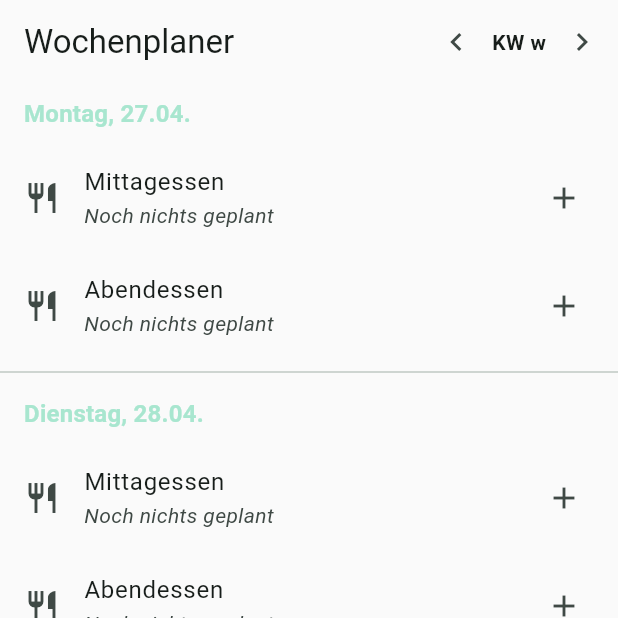
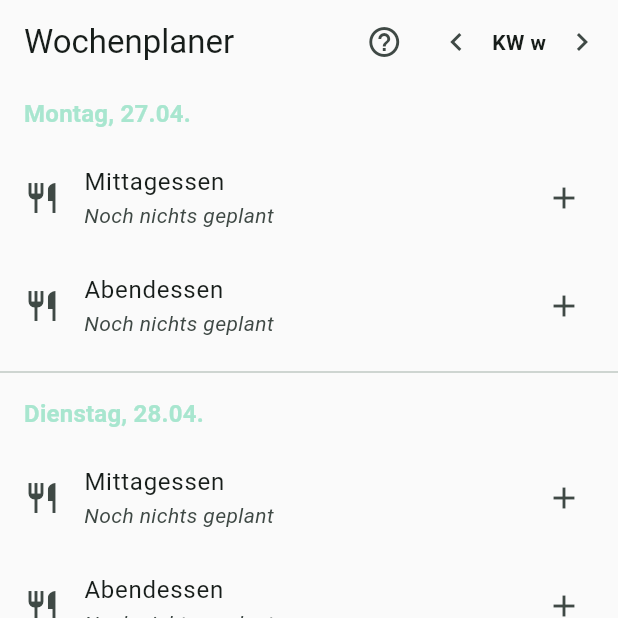
Before and after one commit to violen/prospekt-essens-planer, a Flutter app: the screen it shows after launch, after a tap on the "chevron left" icon, on a phone screen of 412 x 824 dp, the top half of it. Run offline on Flutter 3.47's test engine with Material 3 defaults, Android fonts, the phone set to English and light mode, and no system bars; our stand-ins replace drift, file_picker, flutter_riverpod, image_picker, shared_preferences, shimmer; missing offline and left inert: google_mlkit_text_recognition, string_similarity, tutorial_coach_mark; accounts and stored records are empty; generated files the repository leaves out were written again.

Commit message:
feat(tutorial): implement interactive onboarding and tutorial with replay mechanism
- Integrated tutorial_coach_mark for guided feature tour.
- Integrated shared_preferences for first-launch persistence.
- Added PreferencesService and TutorialController.
- Refactored MainNavigationShell to trigger tutorial on first start.
- Added help button in WeeklyPlannerPage to manualy restart tutorial.
- Localized all tutorial strings.

```diff
--- /dev/null
+++ b/apps/prospekt_essens_planer/lib/core/presentation/controllers/tutorial_controller.dart
@@ -0,0 +1,45 @@
+import 'package:flutter_riverpod/flutter_riverpod.dart';
+import '../../services/preferences_service.dart';
+
+class TutorialState {
+  final bool showTutorial;
+
+  TutorialState({this.showTutorial = false});
+
+  TutorialState copyWith({bool? showTutorial}) {
+    return TutorialState(showTutorial: showTutorial ?? this.showTutorial);
+  }
+}
+
+final tutorialControllerProvider = StateNotifierProvider<TutorialController, TutorialState>((ref) {
+  final prefsService = ref.watch(preferencesServiceProvider);
+  return TutorialController(prefsService);
+});
+
+class TutorialController extends StateNotifier<TutorialState> {
+  final PreferencesService _prefsService;
+
+  TutorialController(this._prefsService) : super(TutorialState()) {
+    _checkFirstLaunch();
+  }
+
+  void _checkFirstLaunch() {
+    final hasSeen = _prefsService.hasSeenTutorial();
+    if (!hasSeen) {
+      state = state.copyWith(showTutorial: true);
+    }
+  }
+
+  Future<void> completeTutorial() async {
+    await _prefsService.setHasSeenTutorial(true);
+    state = state.copyWith(showTutorial: false);
+  }
+
+  void restartTutorial() {
+    state = state.copyWith(showTutorial: true);
+  }
+
+  void acknowledgeTutorialTrigger() {
+    state = state.copyWith(showTutorial: false);
+  }
+}
--- a/apps/prospekt_essens_planer/lib/features/meal_planner/presentation/pages/weekly_planner_page.dart
+++ b/apps/prospekt_essens_planer/lib/features/meal_planner/presentation/pages/weekly_planner_page.dart
@@ -4,6 +4,7 @@ import 'package:intl/intl.dart';
 import 'package:prospekt_core/prospekt_core.dart';
 import '../../../../core/providers.dart';
 import '../../../../l10n/app_localizations.dart';
+import '../../../../core/presentation/controllers/tutorial_controller.dart';
 import '../../../../core/presentation/widgets/skeleton_card.dart';
 import '../controllers/weekly_planner_controller.dart';
 
@@ -20,6 +21,11 @@ class WeeklyPlannerPage extends ConsumerWidget {
       appBar: AppBar(
         title: Text(l10n.weeklyPlanner),
         actions: [
+          IconButton(
+            icon: const Icon(Icons.help_outline),
+            onPressed: () => ref.read(tutorialControllerProvider.notifier).restartTutorial(),
+            tooltip: 'Tutorial starten',
+          ),
           IconButton(
             icon: const Icon(Icons.chevron_left),
             onPressed: () => controller.previousWeek(),
--- a/apps/prospekt_essens_planer/lib/l10n/app_localizations.dart
+++ b/apps/prospekt_essens_planer/lib/l10n/app_localizations.dart
@@ -334,6 +334,60 @@ abstract class AppLocalizations {
   /// **'Fertiggericht'**
   String get readyMeal;
 
+  /// No description provided for @tutorialSkip.
+  ///
+  /// In de, this message translates to:
+  /// **'ÜBERSPRINGEN'**
+  String get tutorialSkip;
+
+  /// No description provided for @tutorialImportTitle.
+  ///
+  /// In de, this message translates to:
+  /// **'1. Prospekte Importieren'**
+  String get tutorialImportTitle;
+
+  /// No description provided for @tutorialImportContent.
+  ///
+  /// In de, this message translates to:
+  /// **'Hier fängst du an! Lade PDF-Prospekte oder Fotos hoch, um aktuelle Angebote zu sammeln.'**
+  String get tutorialImportContent;
+
+  /// No description provided for @tutorialRecipesTitle.
+  ///
+  /// In de, this message translates to:
+  /// **'2. Rezepte Verwalten'**
+  String get tutorialRecipesTitle;
+
+  /// No description provided for @tutorialRecipesContent.
+  ///
+  /// In de, this message translates to:
+  /// **'Pflege hier deine Lieblingsgerichte und deren Zutaten ein.'**
+  String get tutorialRecipesContent;
+
+  /// No description provided for @tutorialSuggestionsTitle.
+  ///
+  /// In de, this message translates to:
+  /// **'3. Intelligente Vorschläge'**
+  String get tutorialSuggestionsTitle;
+
+  /// No description provided for @tutorialSuggestionsContent.
+  ///
+  /// In de, this message translates to:
+  /// **'Die Magie passiert hier! Wir vergleichen deine Rezepte mit den Angeboten und zeigen dir, was du heute günstig kochen kannst.'**
+  String get tutorialSuggestionsContent;
+
+  /// No description provided for @tutorialPlannerTitle.
+  ///
+  /// In de, this message translates to:
+  /// **'4. Wochenplaner'**
+  String get tutorialPlannerTitle;
+
+  /// No description provided for @tutorialPlannerContent.
+  ///
+  /// In de, this message translates to:
+  /// **'Strukturiere deine Woche und spare bares Geld beim Kochen.'**
+  String get tutorialPlannerContent;
+
   /// No description provided for @planer.
   ///
   /// In de, this message translates to:
--- a/apps/prospekt_essens_planer/lib/main.dart
+++ b/apps/prospekt_essens_planer/lib/main.dart
@@ -2,9 +2,13 @@ import 'package:flutter/material.dart';
 import 'package:flutter_riverpod/flutter_riverpod.dart';
 import 'package:flutter_localizations/flutter_localizations.dart';
 import 'package:intl/date_symbol_data_local.dart';
+import 'package:shared_preferences/shared_preferences.dart';
+import 'package:tutorial_coach_mark/tutorial_coach_mark.dart';
 import 'l10n/app_localizations.dart';
 import 'core/services/notification_service.dart';
+import 'core/services/preferences_service.dart';
 import 'core/presentation/theme.dart';
+import 'core/presentation/controllers/tutorial_controller.dart';
 import 'features/brochure_ingestion/presentation/pages/brochure_ingestion_page.dart';
 import 'features/meal_planner/presentation/pages/meal_planner_page.dart';
 import 'features/meal_planner/presentation/pages/weekly_planner_page.dart';
@@ -13,7 +17,16 @@ import 'features/meal_planner/presentation/pages/recipe_management_page.dart';
 void main() async {
   WidgetsFlutterBinding.ensureInitialized();
   await initializeDateFormatting('de', null);
-  runApp(const ProviderScope(child: MyApp()));
+  final prefs = await SharedPreferences.getInstance();
+
+  runApp(
+    ProviderScope(
+      overrides: [
+        preferencesServiceProvider.overrideWithValue(PreferencesService(prefs)),
+      ],
+      child: const MyApp(),
+    ),
+  );
 }
 
 class MyApp extends ConsumerWidget {
@@ -41,15 +54,21 @@ class MyApp extends ConsumerWidget {
   }
 }
 
-class MainNavigationShell extends StatefulWidget {
+class MainNavigationShell extends ConsumerStatefulWidget {
   const MainNavigationShell({super.key});
 
   @override
-  State<MainNavigationShell> createState() => _MainNavigationShellState();
+  ConsumerState<MainNavigationShell> createState() => _MainNavigationShellState();
 }
 
-class _MainNavigationShellState extends State<MainNavigationShell> {
+class _MainNavigationShellState extends ConsumerState<MainNavigationShell> {
   int _currentIndex = 0;
+  late TutorialCoachMark tutorialCoachMark;
+
+  final GlobalKey _plannerKey = GlobalKey();
+  final GlobalKey _suggestionsKey = GlobalKey();
+  final GlobalKey _recipesKey = GlobalKey();
+  final GlobalKey _importKey = GlobalKey();
 
   final List<Widget> _pages = [
     const WeeklyPlannerPage(),
@@ -59,8 +78,150 @@ class _MainNavigationShellState extends State<MainNavigationShell> {
   ];
 
   @override
+  void initState() {
+    super.initState();
+    WidgetsBinding.instance.addPostFrameCallback((_) {
+      _checkAndShowTutorial();
+    });
+  }
+
+  void _checkAndShowTutorial() {
+    final tutorialState = ref.read(tutorialControllerProvider);
+    if (tutorialState.showTutorial) {
+      _showTutorial();
+      ref.read(tutorialControllerProvider.notifier).acknowledgeTutorialTrigger();
+    }
+  }
+
+  void _showTutorial() {
+    final l10n = AppLocalizations.of(context)!;
+    tutorialCoachMark = TutorialCoachMark(
+      targets: _createTargets(l10n),
+      colorShadow: Theme.of(context).colorScheme.primary,
+      textSkip: l10n.tutorialSkip,
+      paddingFocus: 10,
+      opacityShadow: 0.8,
+      onFinish: () => ref.read(tutorialControllerProvider.notifier).completeTutorial(),
+      onSkip: () {
+        ref.read(tutorialControllerProvider.notifier).completeTutorial();
+        return true;
+      },
+    )..show(context: context);
+  }
+
+  List<TargetFocus> _createTargets(AppLocalizations l10n) {
+    return [
+      TargetFocus(
+        identify: "import",
+        keyTarget: _importKey,
+        alignSkip: Alignment.topRight,
+        contents: [
+          TargetContent(
+            align: ContentAlign.top,
+            builder: (context, controller) => Column(
+              mainAxisSize: MainAxisSize.min,
+              crossAxisAlignment: CrossAxisAlignment.start,
+              children: [
+                Text(
+                  l10n.tutorialImportTitle,
+                  style: Theme.of(context).textTheme.headlineSmall?.copyWith(color: Colors.white),
+                ),
+                const SizedBox(height: 8),
+                Text(
+                  l10n.tutorialImportContent,
+                  style: const TextStyle(color: Colors.white),
+                ),
+              ],
+            ),
+          ),
+        ],
+      ),
+      TargetFocus(
+        identify: "recipes",
+        keyTarget: _recipesKey,
+        contents: [
+          TargetContent(
+            align: ContentAlign.top,
+            builder: (context, controller) => Column(
+              mainAxisSize: MainAxisSize.min,
+              crossAxisAlignment: CrossAxisAlignment.start,
+              children: [
+                Text(
+                  l10n.tutorialRecipesTitle,
+                  style: Theme.of(context).textTheme.headlineSmall?.copyWith(color: Colors.white),
+                ),
+                const SizedBox(height: 8),
+                Text(
+                  l10n.tutorialRecipesContent,
+                  style: const TextStyle(color: Colors.white),
+                ),
+              ],
+            ),
+          ),
+        ],
+      ),
+      TargetFocus(
+        identify: "suggestions",
+        keyTarget: _suggestionsKey,
+        contents: [
+          TargetContent(
+            align: ContentAlign.top,
+            builder: (context, controller) => Column(
+              mainAxisSize: MainAxisSize.min,
+              crossAxisAlignment: CrossAxisAlignment.start,
+              children: [
+                Text(
+                  l10n.tutorialSuggestionsTitle,
+                  style: Theme.of(context).textTheme.headlineSmall?.copyWith(color: Colors.white),
+                ),
+                const SizedBox(height: 8),
+                Text(
+                  l10n.tutorialSuggestionsContent,
+                  style: const TextStyle(color: Colors.white),
+                ),
+              ],
+            ),
+          ),
+        ],
+      ),
+      TargetFocus(
+        identify: "planner",
+        keyTarget: _plannerKey,
+        contents: [
+          TargetContent(
+            align: ContentAlign.top,
+            builder: (context, controller) => Column(
+              mainAxisSize: MainAxisSize.min,
+              crossAxisAlignment: CrossAxisAlignment.start,
+              children: [
+                Text(
+                  l10n.tutorialPlannerTitle,
+                  style: Theme.of(context).textTheme.headlineSmall?.copyWith(color: Colors.white),
+                ),
+                const SizedBox(height: 8),
+                Text(
+                  l10n.tutorialPlannerContent,
+                  style: const TextStyle(color: Colors.white),
+                ),
+              ],
+            ),
+          ),
+        ],
+      ),
+    ];
+  }
+
+  @override
   Widget build(BuildContext context) {
     final l10n = AppLocalizations.of(context)!;
+
+    // Listen for manual tutorial restart
+    ref.listen(tutorialControllerProvider, (previous, next) {
+      if (next.showTutorial && !(previous?.showTutorial ?? false)) {
+        _showTutorial();
+        ref.read(tutorialControllerProvider.notifier).acknowledgeTutorialTrigger();
+      }
+    });
 
     return Scaffold(
       body: _pages[_currentIndex],
@@ -69,22 +230,22 @@ class _MainNavigationShellState extends State<MainNavigationShell> {
         onDestinationSelected: (index) => setState(() => _currentIndex = index),
         destinations: [
           NavigationDestination(
-            icon: const Icon(Icons.calendar_month_outlined),
+            icon: Icon(Icons.calendar_month_outlined, key: _plannerKey),
             selectedIcon: const Icon(Icons.calendar_month),
             label: l10n.planer,
           ),
           NavigationDestination(
-            icon: const Icon(Icons.restaurant_menu_outlined),
+            icon: Icon(Icons.restaurant_menu_outlined, key: _suggestionsKey),
             selectedIcon: const Icon(Icons.restaurant_menu),
             label: l10n.suggestions,
           ),
           NavigationDestination(
-            icon: const Icon(Icons.receipt_long_outlined),
+            icon: Icon(Icons.receipt_long_outlined, key: _recipesKey),
             selectedIcon: const Icon(Icons.receipt_long),
             label: l10n.recipes,
           ),
           NavigationDestination(
-            icon: const Icon(Icons.file_upload_outlined),
+            icon: Icon(Icons.file_upload_outlined, key: _importKey),
             selectedIcon: const Icon(Icons.file_upload),
             label: l10n.import,
           ),
--- a/apps/prospekt_essens_planer/pubspec.yaml
+++ b/apps/prospekt_essens_planer/pubspec.yaml
@@ -21,6 +21,8 @@ dependencies:
     sdk: flutter
   intl: ^0.20.2
   shimmer: ^3.0.0
+  tutorial_coach_mark: ^1.2.9
+  shared_preferences: ^2.2.3
 
   image_picker: ^1.1.2
   meta: ^1.17.0
```
Also changed, not shown: apps/prospekt_essens_planer/lib/core/services/preferences_service.dart (added, +21 -0 lines), apps/prospekt_essens_planer/lib/l10n/app_de.arb (+9 -0 lines), apps/prospekt_essens_planer/lib/l10n/app_localizations_de.dart (+31 -0 lines), apps/prospekt_essens_planer/pubspec.lock, 1 other file.
